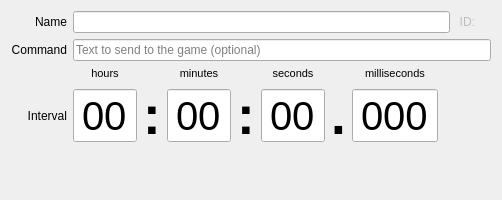
This is src/ui/timers_main_area.ui in MorquinDevlar/Mudlet as Qt 5 draws it before an edit. The edited form follows.
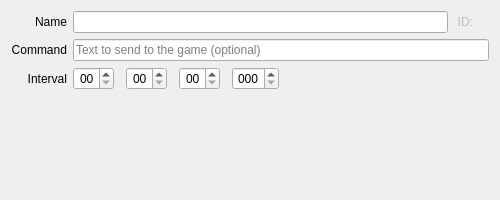
This is the edited form.

Commit message: Improve: a timer's interval as a sentence, a key's binding as a field that listens

Diff of the .ui file:
```diff
--- a/src/ui/timers_main_area.ui
+++ b/src/ui/timers_main_area.ui
@@ -106,66 +106,6 @@
      </property>
     </widget>
    </item>
-   <item row="2" column="1">
-    <widget class="QLabel" name="label_timer_hours">
-     <property name="font">
-      <font>
-       <pointsize>8</pointsize>
-      </font>
-     </property>
-     <property name="text">
-      <string>&lt;p&gt;hours&lt;/p&gt;</string>
-     </property>
-     <property name="alignment">
-      <set>Qt::AlignBottom|Qt::AlignHCenter</set>
-     </property>
-    </widget>
-   </item>
-   <item row="2" column="3">
-    <widget class="QLabel" name="label_timer_mins">
-     <property name="font">
-      <font>
-       <pointsize>8</pointsize>
-      </font>
-     </property>
-     <property name="text">
-      <string>&lt;p&gt;minutes&lt;/p&gt;</string>
-     </property>
-     <property name="alignment">
-      <set>Qt::AlignBottom|Qt::AlignHCenter</set>
-     </property>
-    </widget>
-   </item>
-   <item row="2" column="5">
-    <widget class="QLabel" name="label_timer_secs">
-     <property name="font">
-      <font>
-       <pointsize>8</pointsize>
-      </font>
-     </property>
-     <property name="text">
-      <string>&lt;p&gt;seconds&lt;/p&gt;</string>
-     </property>
-     <property name="alignment">
-      <set>Qt::AlignBottom|Qt::AlignHCenter</set>
-     </property>
-    </widget>
-   </item>
-   <item row="2" column="7" alignment="Qt::AlignBottom">
-    <widget class="QLabel" name="label_timer_millis">
-     <property name="font">
-      <font>
-       <pointsize>8</pointsize>
-      </font>
-     </property>
-     <property name="text">
-      <string>&lt;p&gt;milliseconds&lt;/p&gt;</string>
-     </property>
-     <property name="alignment">
-      <set>Qt::AlignBottom|Qt::AlignHCenter</set>
-     </property>
-    </widget>
-   </item>
    <item row="3" column="0" alignment="Qt::AlignRight">
     <widget class="QLabel" name="label_timer_time">
      <property name="text">
@@ -178,11 +118,6 @@
    </item>
    <item row="3" column="1">
     <widget class="QTimeEdit" name="timeEdit_timer_hours">
-     <property name="font">
-      <font>
-       <pointsize>30</pointsize>
-      </font>
-     </property>
      <property name="toolTip">
       <string>&lt;p&gt;The &lt;b&gt;hour&lt;/b&gt; part of the interval that the timer will go off at.&lt;/p&gt;</string>
      </property>
@@ -193,10 +128,10 @@
       <bool>true</bool>
      </property>
      <property name="alignment">
-      <set>Qt::AlignCenter</set>
+      <set>Qt::AlignRight|Qt::AlignTrailing|Qt::AlignVCenter</set>
      </property>
      <property name="buttonSymbols">
-      <enum>QAbstractSpinBox::NoButtons</enum>
+      <enum>QAbstractSpinBox::UpDownArrows</enum>
      </property>
      <property name="accelerated">
       <bool>false</bool>
@@ -219,45 +154,8 @@
      </property>
     </widget>
    </item>
-   <item row="3" column="2">
-    <widget class="QLabel" name="label_timer_hour_min_separator">
-     <property name="sizePolicy">
-      <sizepolicy hsizetype="Preferred" vsizetype="Preferred">
-       <horstretch>0</horstretch>
-       <verstretch>0</verstretch>
-      </sizepolicy>
-     </property>
-     <property name="minimumSize">
-      <size>
-       <width>0</width>
-       <height>0</height>
-      </size>
-     </property>
-     <property name="maximumSize">
-      <size>
-       <width>80</width>
-       <height>16777215</height>
-      </size>
-     </property>
-     <property name="font">
-      <font>
-       <pointsize>40</pointsize>
-       <bold>true</bold>
-       <stylestrategy>PreferAntialias</stylestrategy>
-      </font>
-     </property>
-     <property name="text">
-      <string notr="true">:</string>
-     </property>
-    </widget>
-   </item>
    <item row="3" column="3">
     <widget class="QTimeEdit" name="timeEdit_timer_minutes">
-     <property name="font">
-      <font>
-       <pointsize>30</pointsize>
-      </font>
-     </property>
      <property name="toolTip">
       <string>&lt;p&gt;The &lt;b&gt;minute&lt;/b&gt; part of the interval that the timer will go off at.&lt;/p&gt;</string>
      </property>
@@ -268,10 +166,10 @@
       <bool>true</bool>
      </property>
      <property name="alignment">
-      <set>Qt::AlignCenter</set>
+      <set>Qt::AlignRight|Qt::AlignTrailing|Qt::AlignVCenter</set>
      </property>
      <property name="buttonSymbols">
-      <enum>QAbstractSpinBox::NoButtons</enum>
+      <enum>QAbstractSpinBox::UpDownArrows</enum>
      </property>
      <property name="accelerated">
       <bool>true</bool>
@@ -284,45 +182,8 @@
      </property>
     </widget>
    </item>
-   <item row="3" column="4">
-    <widget class="QLabel" name="label_timer_min_sec_separator">
-     <property name="sizePolicy">
-      <sizepolicy hsizetype="Preferred" vsizetype="Preferred">
-       <horstretch>0</horstretch>
-       <verstretch>0</verstretch>
-      </sizepolicy>
-     </property>
-     <property name="minimumSize">
-      <size>
-       <width>0</width>
-       <height>0</height>
-      </size>
-     </property>
-     <property name="maximumSize">
-      <size>
-       <width>80</width>
-       <height>16777215</height>
-      </size>
-     </property>
-     <property name="font">
-      <font>
-       <pointsize>40</pointsize>
-       <bold>true</bold>
-       <stylestrategy>PreferAntialias</stylestrategy>
-      </font>
-     </property>
-     <property name="text">
-      <string notr="true">:</string>
-     </property>
-    </widget>
-   </item>
    <item row="3" column="5">
     <widget class="QTimeEdit" name="timeEdit_timer_seconds">
-     <property name="font">
-      <font>
-       <pointsize>30</pointsize>
-      </font>
-     </property>
      <property name="toolTip">
       <string>&lt;p&gt;The &lt;b&gt;second&lt;/b&gt; part of the interval that the timer will go off at.&lt;/p&gt;</string>
      </property>
@@ -333,10 +194,10 @@
       <bool>true</bool>
      </property>
      <property name="alignment">
-      <set>Qt::AlignCenter</set>
+      <set>Qt::AlignRight|Qt::AlignTrailing|Qt::AlignVCenter</set>
      </property>
      <property name="buttonSymbols">
-      <enum>QAbstractSpinBox::NoButtons</enum>
+      <enum>QAbstractSpinBox::UpDownArrows</enum>
      </property>
      <property name="accelerated">
       <bool>true</bool>
@@ -349,45 +210,8 @@
      </property>
     </widget>
    </item>
-   <item row="3" column="6">
-    <widget class="QLabel" name="label_timer_sec_decimal_separator">
-     <property name="sizePolicy">
-      <sizepolicy hsizetype="Preferred" vsizetype="Preferred">
-       <horstretch>0</horstretch>
-       <verstretch>0</verstretch>
-      </sizepolicy>
-     </property>
-     <property name="minimumSize">
-      <size>
-       <width>0</width>
-       <height>0</height>
-      </size>
-     </property>
-     <property name="maximumSize">
-      <size>
-       <width>80</width>
-       <height>16777215</height>
-      </size>
-     </property>
-     <property name="font">
-      <font>
-       <pointsize>40</pointsize>
-       <bold>true</bold>
-       <stylestrategy>PreferAntialias</stylestrategy>
-      </font>
-     </property>
-     <property name="text">
-      <string notr="true">.</string>
-     </property>
-    </widget>
-   </item>
    <item row="3" column="7">
     <widget class="QTimeEdit" name="timeEdit_timer_msecs">
-     <property name="font">
-      <font>
-       <pointsize>30</pointsize>
-      </font>
-     </property>
      <property name="toolTip">
       <string>&lt;p&gt;The &lt;b&gt;millisecond&lt;/b&gt; part of the interval that the timer will go off at (1000 milliseconds = 1 second).&lt;/p&gt;</string>
      </property>
@@ -398,10 +222,10 @@
       <bool>true</bool>
      </property>
      <property name="alignment">
-      <set>Qt::AlignCenter</set>
+      <set>Qt::AlignRight|Qt::AlignTrailing|Qt::AlignVCenter</set>
      </property>
      <property name="buttonSymbols">
-      <enum>QAbstractSpinBox::NoButtons</enum>
+      <enum>QAbstractSpinBox::UpDownArrows</enum>
      </property>
      <property name="accelerated">
       <bool>true</bool>
@@ -414,32 +238,6 @@
      </property>
     </widget>
    </item>
-   <item row="3" column="8">
-    <spacer name="horizontalSpacer_timeWidgets">
-     <property name="orientation">
-      <enum>Qt::Horizontal</enum>
-     </property>
-     <property name="sizeHint" stdset="0">
-      <size>
-       <width>0</width>
-       <height>20</height>
-      </size>
-     </property>
-    </spacer>
-   </item>
-   <item row="4" column="5">
-    <spacer name="verticalSpacer_bottom">
-     <property name="orientation">
-      <enum>Qt::Vertical</enum>
-     </property>
-     <property name="sizeHint" stdset="0">
-      <size>
-       <width>1</width>
-       <height>1</height>
-      </size>
-     </property>
-    </spacer>
-   </item>
   </layout>
  </widget>
  <resources/>
```
The commit also changes 12 other files.
